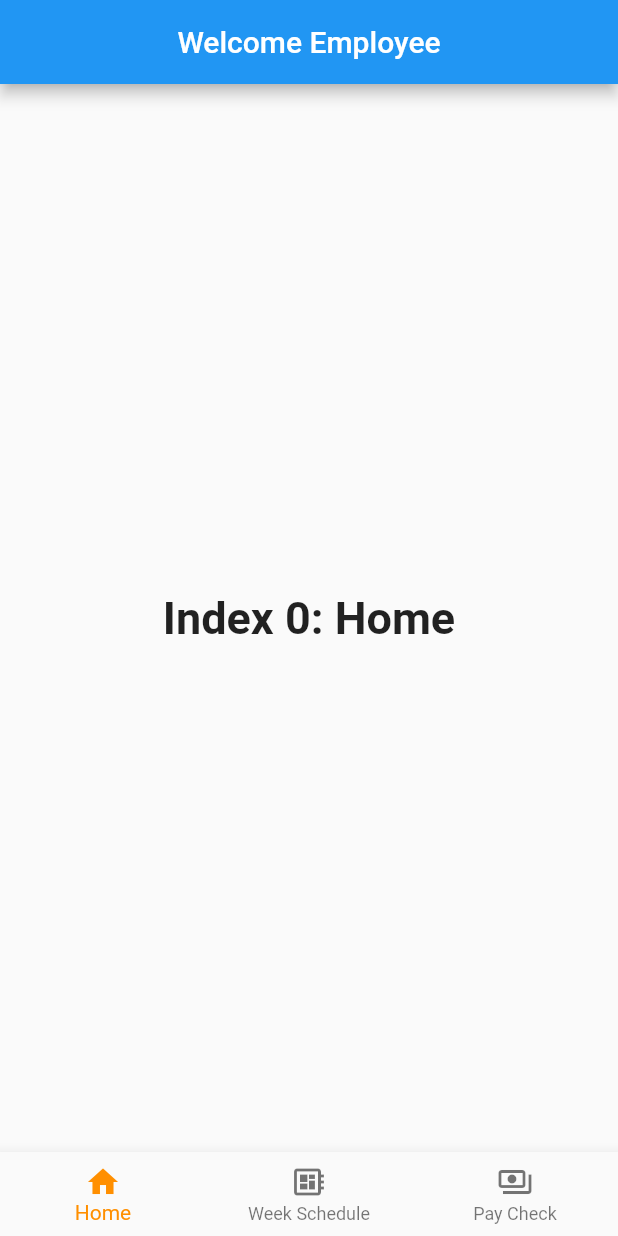
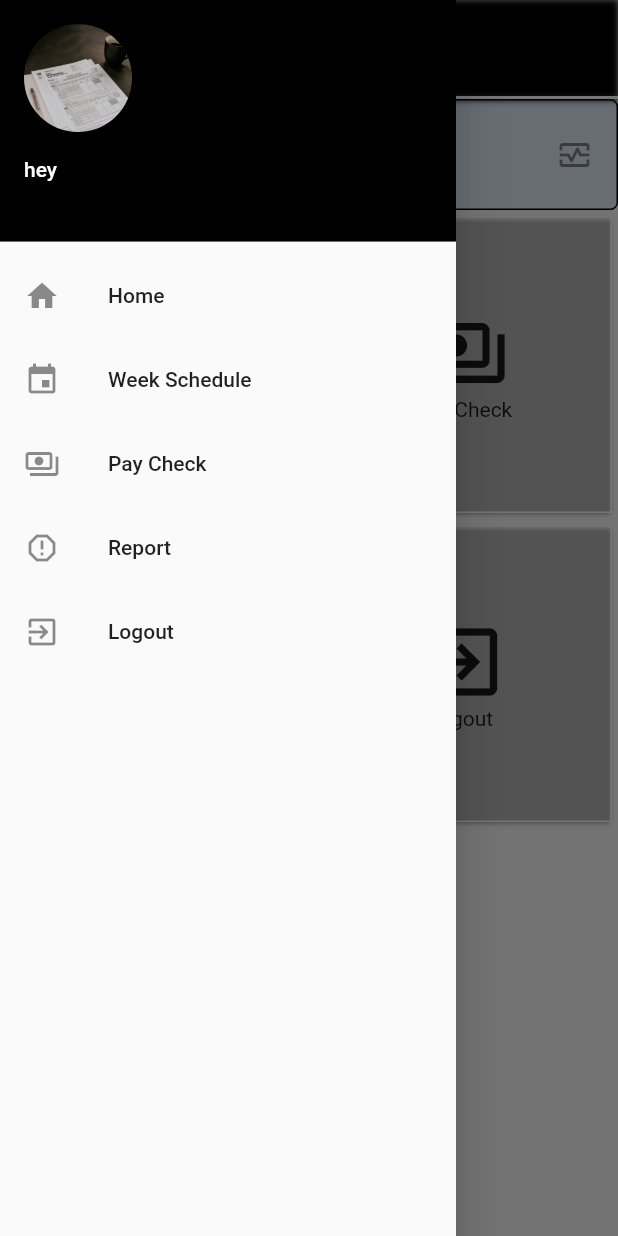
Before and after one commit to amarhbaneen/finall_project_v2, a Flutter app: the employee screen opened directly, with the side drawer open (before the commit the screen has no drawer), on a phone screen of 412 x 824 dp. Run offline on Flutter 3.47's test engine with Material 2 defaults, Android fonts, the phone set to English and light mode, and no system bars; our stand-ins replace cloud_firestore, firebase_auth, firebase_core, firebase_storage, fluttertoast; accounts and stored records are empty; network calls fail.

Commit message:
added the sidedrawer and editted the whole employee home screen with options that can employee make it resisted the emplyee homescreen only for users with employee type

```diff
--- /dev/null
+++ b/lib/Screens/employee/employeeHomeScreen.dart
@@ -0,0 +1,232 @@
+import 'package:cloud_firestore/cloud_firestore.dart';
+import 'package:finall_project_v2/Screens/employee/sidedrawer.dart';
+import 'package:firebase_auth/firebase_auth.dart';
+import 'package:firebase_storage/firebase_storage.dart';
+import 'package:flutter/cupertino.dart';
+import 'package:flutter/material.dart';
+import 'package:fluttertoast/fluttertoast.dart';
+
+import '../general/login.dart';
+
+class employeeHomePage extends StatefulWidget {
+  @override
+  _employeeHomePageState createState() => _employeeHomePageState();
+}
+
+class _employeeHomePageState extends State<employeeHomePage> {
+  final GlobalKey<ScaffoldState> _scaffoldKey = GlobalKey<ScaffoldState>();
+  String widgetName = 'employee';
+
+  @override
+  initState() {
+    super.initState();
+  }
+
+  @override
+  Widget build(BuildContext context) {
+    return Scaffold(
+      key: _scaffoldKey,
+      drawer: SideDrawer(),
+      appBar: PreferredSize(
+        child: Container(
+          padding: EdgeInsets.only(top: MediaQuery.of(context).padding.top),
+          child: ButtonTheme(
+            child: ButtonBar(
+              alignment: MainAxisAlignment.start,
+              children: <Widget>[
+                RaisedButton(
+                  onPressed: () {
+                    _scaffoldKey.currentState?.openDrawer();
+                  },
+                  child: Icon(
+                    Icons.list,
+                    color: Colors.white,
+                    size: 35.0,
+                  ),
+                  elevation: 0,
+                  color: Colors.transparent,
+                ),
+                Text(
+                  'Home',
+                  style: TextStyle(
+                      fontSize: 20.0,
+                      fontWeight: FontWeight.w500,
+                      color: Colors.white),
+                )
+              ],
+            ),
+          ),
+          decoration: BoxDecoration(
+              border: Border(
+                bottom: BorderSide(
+                  width: 2.0,
+                  color: Colors.white,
+                ),
+              ),
+              boxShadow: [
+                BoxShadow(
+                  color: Colors.black,
+                  blurRadius: 3.0,
+                  spreadRadius: 1.0,
+                )
+              ]),
+        ),
+        preferredSize: Size(MediaQuery.of(context).size.width, 150.0),
+      ),
+      body:Column(
+        children: [
+          Container(
+            child: ListTile(
+              leading: Icon(Icons.account_circle),
+              title: Text("welcome back "),
+              subtitle: Text("user"),
+              trailing: Icon(Icons.monitor_heart_outlined),
+                shape: RoundedRectangleBorder(side: BorderSide(color: Colors.black, width: 1),
+                    borderRadius: BorderRadius.circular(5)),
+                tileColor: Colors.blue.withAlpha(30),
+            ),
+          ),
+          Expanded(
+
+
+          child: GridView.count( crossAxisCount: 2, children:[
+                GridTile(
+                  child: Card(
+                    color: Colors.transparent,
+                    child: InkWell(
+                      splashColor: Colors.blue.withAlpha(30),
+                      onTap: () {
+                        // Navigator.push//
+                      },
+                      child: Container(
+                        decoration: BoxDecoration(
+                            border: Border.all(color: Colors.white)),
+                        width: 250,
+                        height: 75,
+                        child: Center(
+                          child: Container(
+                            color: Colors.transparent,
+                            child: Column(
+                              mainAxisAlignment: MainAxisAlignment.center,
+                              crossAxisAlignment: CrossAxisAlignment.center,
+                              children: <Widget>[
+                                Icon(
+                                  Icons.event,
+                                  size: 60.0,
+                                ),
+                                Text("Week Schedule")
+                              ],
+                            ),
+                          ),
+                        ),
+                      ),
+                    ),
+                  ),
+                ),
+                GridTile(
+                  child: Card(
+                color: Colors.transparent,
+                child: InkWell(
+                  splashColor: Colors.blue.withAlpha(30),
+                  onTap: () {
+                    // Navigator.push//
+                  },
+                  child: Container(
+                    decoration: BoxDecoration(
+                        border: Border.all(color: Colors.white)),
+                    width: 250,
+                    height: 75,
+                    child: Center(
+                      child: Container(
+                        color: Colors.transparent,
+                        child: Column(
+                          mainAxisAlignment: MainAxisAlignment.center,
+                          crossAxisAlignment: CrossAxisAlignment.center,
+                          children: <Widget>[
+                            Icon(
+                              Icons.payments_outlined,
+                              size: 60.0,
+                            ),
+                            Text("Pay Check")
+                          ],
+                        ),
+                      ),
+                    ),
+                  ),
+                ),
+                  ),
+                ),
+                GridTile(
+                  child: Card(
+                    color: Colors.transparent,
+                    child: InkWell(
+                      splashColor: Colors.blue.withAlpha(30),
+                      onTap: () {
+                        // Navigator.push//
+                      },
+                      child: Container(
+                        decoration: BoxDecoration(
+                            border: Border.all(color: Colors.white)),
+                        width: 250,
+                        height: 75,
+                        child: Center(
+                          child: Container(
+                            color: Colors.transparent,
+                            child: Column(
+                              mainAxisAlignment: MainAxisAlignment.center,
+                              crossAxisAlignment: CrossAxisAlignment.center,
+                              children: <Widget>[
+                                Icon(
+                                  Icons.report_gmailerrorred,
+                                  size: 60.0,
+                                ),
+                                Text("Report")
+                              ],
+                            ),
+                          ),
+                        ),
+                      ),
+                    ),
+                  ),
+                ),
+                GridTile(
+                  child: Card(
+                    color: Colors.transparent,
+                    child: InkWell(
+                      splashColor: Colors.blue.withAlpha(30),
+                      onTap: () {
+                        FirebaseAuth.instance.signOut();
+                        Fluttertoast.showToast(msg: "Logged Out");
+                        Navigator.of(context).pushReplacement(
+                            MaterialPageRoute(builder: (context) => LogIn()));
+                      },
+                      child: Container(
+                        decoration: BoxDecoration(
+                            border: Border.all(color: Colors.white)),
+                        width: 250,
+                        height: 75,
+                        child: Center(
+                          child: Container(
+                            color: Colors.transparent,
+                            child: Column(
+                              mainAxisAlignment: MainAxisAlignment.center,
+                              crossAxisAlignment: CrossAxisAlignment.center,
+                              children: <Widget>[
+                                Icon(
+                                  Icons.exit_to_app,
+                                  size: 60.0,
+                                ),
+                                Text("logout")
+                              ],
+                            ),
+                          ),
+                        ),
+                      ),
+                    ),
+                  ),
+                ),
+          ])
+          )]),
+        );
+  }
+}
--- a/lib/Screens/employee/employeeScreen.dart
+++ b/lib/Screens/employee/employeeScreen.dart
@@ -1,3 +1,7 @@
+import 'package:finall_project_v2/Screens/employee/employeeHomeScreen.dart';
+import 'package:finall_project_v2/Screens/employee/sidedrawer.dart';
+import 'package:finall_project_v2/Screens/general/login.dart';
+import 'package:firebase_auth/firebase_auth.dart';
 import 'package:flutter/material.dart';
 
 class employee extends StatefulWidget {
@@ -11,21 +15,6 @@ class _employeeState extends State<employee> {
   int _selectedIndex = 0;
   static const TextStyle optionStyle =
   TextStyle(fontSize: 30, fontWeight: FontWeight.bold);
-  static const List<Widget> _widgetOptions = <Widget>[
-    Text(
-      'Index 0: Home',
-      style: optionStyle,
-    ),
-    Text(
-      'Index 1: Business',
-      style: optionStyle,
-    ),
-    Text(
-      'Index 2: School',
-      style: optionStyle,
-    ),
-  ];
-
   void _onItemTapped(int index) {
     setState(() {
       _selectedIndex = index;
@@ -35,32 +24,8 @@ class _employeeState extends State<employee> {
   @override
   Widget build(BuildContext context) {
     return Scaffold(
-      appBar: AppBar(
-        title: Center(
-          child: Text('Welcome Employee'),
-        ),
-      ),
       body: Center(
-        child: _widgetOptions.elementAt(_selectedIndex),
-      ),
-      bottomNavigationBar: BottomNavigationBar(
-        items: const <BottomNavigationBarItem>[
-          BottomNavigationBarItem(
-            icon: Icon(Icons.home),
-            label: 'Home',
-          ),
-          BottomNavigationBarItem(
-            icon: Icon(Icons.developer_board_outlined),
-            label: 'Week Schedule',
-          ),
-          BottomNavigationBarItem(
-            icon: Icon(Icons.payments_outlined),
-            label: 'Pay Check',
-          ),
-        ],
-        currentIndex: _selectedIndex,
-        selectedItemColor: Colors.amber[800],
-        onTap: _onItemTapped,
+        child: employeeHomePage()
       ),
     );
   }
--- /dev/null
+++ b/lib/Screens/employee/sidedrawer.dart
@@ -0,0 +1,97 @@
+import 'package:cloud_firestore/cloud_firestore.dart';
+import 'package:finall_project_v2/Screens/general/login.dart';
+import 'package:firebase_auth/firebase_auth.dart';
+import 'package:flutter/material.dart';
+import 'package:flutter/cupertino.dart';
+import 'package:fluttertoast/fluttertoast.dart';
+
+import 'employeeScreen.dart';
+
+class SideDrawer  extends StatefulWidget {
+  @override
+  _SideDrawerState createState() => _SideDrawerState();
+}
+
+class _SideDrawerState extends State<SideDrawer> {
+  String? currentemail = FirebaseAuth.instance.currentUser?.email;
+  final CollectionReference _userCollection =
+  FirebaseFirestore.instance.collection('users');
+  String? _username =  '';
+  Future<String?> _getdata() async{
+    final user = await _userCollection.doc(FirebaseAuth.instance.currentUser?.uid).get();
+    setState(() {
+      _username = user['username'];
+
+
+    });
+    return _username;
+  }
+  @override
+  initState() {
+    _getdata();
+    super.initState();
+  }
+
+  @override
+  Widget build(BuildContext context) {
+    return Drawer(
+        child: Container(
+          decoration: BoxDecoration(
+            // Box decoration takes a gradient
+          ),
+          child: ListView(
+            padding: EdgeInsets.all(0.0),
+            children: <Widget>[
+              UserAccountsDrawerHeader(
+                decoration: BoxDecoration(
+                  color: Colors.black
+                ),
+                accountEmail: Text(currentemail!),
+                accountName: Text('hey $_username'),
+                currentAccountPicture: CircleAvatar(
+                  backgroundColor: Colors.black,
+                  backgroundImage: AssetImage("Assets/photo-1554224154-22dec7ec8818.jpeg"),
+                ),
+              ),
+              ListTile(
+                leading: Icon(Icons.home),
+                title: Text('Home'),
+                onTap: () {
+                  Navigator.of(context).pushReplacement(
+                      MaterialPageRoute(builder: (context) => employee()));
+                },
+              ),
+              ListTile(
+                onTap: () {
+                  //Navigator//
+                },
+                leading: Icon(Icons.event),
+                title: Text("Week Schedule"),
+              ),
+              ListTile(
+                  leading: Icon(Icons.payments_outlined),
+                  title: Text("Pay Check"),
+                  onTap: () {
+                    //Navigator//
+                  }),
+              ListTile(
+                  leading: Icon(Icons.report_gmailerrorred),
+                  title: Text("Report"),
+                  onTap: () {
+                    //Navigator//
+                  }),
+              ListTile(
+                onTap: () {
+                  FirebaseAuth.instance.signOut();
+                  Fluttertoast.showToast(msg: "Logged Out");
+                  Navigator.of(context).pushReplacement(
+                  MaterialPageRoute(builder: (context) => LogIn()));
+                },
+                leading: Icon(Icons.exit_to_app),
+                title: Text("Logout"),
+              ),
+            ],
+          ),
+        ));
+  }
+}
--- a/lib/Screens/general/login.dart
+++ b/lib/Screens/general/login.dart
@@ -1,3 +1,4 @@
+import 'package:cloud_firestore/cloud_firestore.dart';
 import 'package:finall_project_v2/Screens/employee/employeeScreen.dart';
 import 'package:firebase_auth/firebase_auth.dart';
 import 'package:flutter/cupertino.dart';
@@ -12,6 +13,10 @@ class LogIn extends StatefulWidget {
 }
 
 class _LogInState extends State<LogIn> {
+  final CollectionReference _userCollection =
+  FirebaseFirestore.instance.collection('users');
+  String _userType = 'a';
+  bool _isloading = false;
   final TextEditingController passwordController = new TextEditingController();
   final TextEditingController emailController = new TextEditingController();
   final _auth = FirebaseAuth.instance;
@@ -37,17 +42,6 @@ class _LogInState extends State<LogIn> {
               Container(
                 height: double.infinity,
                 width: double.infinity,
-                decoration: BoxDecoration(
-                  gradient: LinearGradient(
-                    begin: Alignment.topCenter,
-                    end: Alignment.bottomCenter,
-                    colors: [
-                      Colors.blue,
-                      Colors.lightBlue,
-                      Colors.blueGrey
-                    ],
-                  ),
-                ),
                 child: Padding(
                   padding: const EdgeInsets.only(right: 20, left: 20),
                   child: SingleChildScrollView(
@@ -64,8 +58,6 @@ class _LogInState extends State<LogIn> {
                             color: Colors.black,
                             fontSize: 40,
                             fontWeight: FontWeight.bold,
-
-
                           ),
                         ),
                         SizedBox(
@@ -75,10 +67,17 @@ class _LogInState extends State<LogIn> {
                         SizedBox(
                           height: 50,
                         ),
+
                         buildPassword(),
+                        SizedBox(
+                          height: 50,
+                        ),
+                        if(_isloading)
+                          CircularProgressIndicator(),
+                        if(!_isloading)
                           buildLoginButton(),
                         SizedBox(
-                          height: 30,
+                          height: 50,
                         ),
                         Row(
                           mainAxisAlignment: MainAxisAlignment.spaceEvenly,
@@ -250,14 +249,29 @@ class _LogInState extends State<LogIn> {
 
   void login(String email, String password) async
   {
+    setState(() {
+      _isloading = true;
+    });
+
       await _auth.signInWithEmailAndPassword(email: email, password: password)
-        .then((uid) =>
+          .then((uid) async =>
+      {
+        _userType = (await _userCollection.doc(FirebaseAuth.instance.currentUser?.uid).get())['type'],
+        if (_userType == 'employee')
         {
           Fluttertoast.showToast(msg: "LogIn Successes"),
           Navigator.of(context).pushReplacement(
               MaterialPageRoute(builder: (context) => employee()))
+        }
+        else
+          {
+            throw const FormatException('User type isnt allowed')
+          }
       }).catchError((e) {
         Fluttertoast.showToast(msg: e.message);
+        setState(() {
+          _isloading = false;
+        });
       });
     }
   }
--- a/lib/responsive/mobile_screen_layout.dart
+++ b/lib/responsive/mobile_screen_layout.dart
@@ -1,5 +1,7 @@
 import 'package:finall_project_v2/Screens/general/login.dart';
 import 'package:flutter/material.dart';
+
+import '../Home.dart';
 
 class MobileScreenLayout extends StatelessWidget {
   const MobileScreenLayout({Key? key}) : super(key: key);
@@ -8,7 +10,7 @@ class MobileScreenLayout extends StatelessWidget {
   Widget build(BuildContext context) {
     return Scaffold(
       body: Center(
-        child: LogIn(),
+        child: Home(),
       ),
     );
   }
--- a/pubspec.yaml
+++ b/pubspec.yaml
@@ -43,6 +43,7 @@ dependencies:
   font_awesome_flutter: ^9.2.0
   animated_text_kit: ^4.2.1
   fluttertoast: ^8.0.8
+  weather: ^2.0.1
 
 dev_dependencies:
   flutter_test:
```
Also changed, not shown: Assets/images/Logo.png (added), Assets/images/backArrow.png (added), Assets/images/background.jpg (added), Assets/images/google.png (added), Assets/images/lighthouse.png (added), Assets/images/link.png (added), Assets/images/linkhead.png (added), Assets/images/menu.png (added), Assets/images/patterns.png (added), Assets/images/pirple_img.jpg (added), Assets/images/pirple_logo.png (added), Assets/images/reddit_logo.png (added), pubspec.lock. Lines whose indentation alone changed are shown as unchanged.
